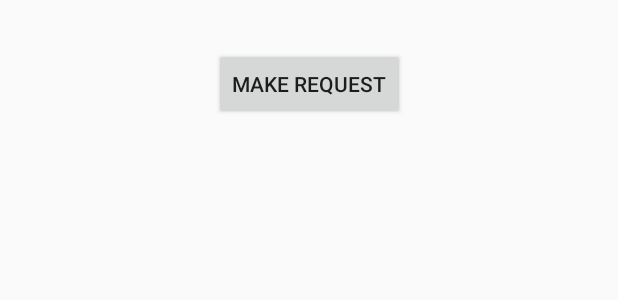
After one commit to anujkumargarg/MVVM-RxJava-Dagger-Kotlin-Sample, an Android app: the layout fragment_tc_blog.xml on its own in the app's theme, with its tools: preview values and no code run, on a phone screen of 412 x 824 dp. The commit adds this screen. Shown: the top 300 px of the screen. Run offline under Robolectric (Android 15) with nearby library versions, the phone set to English and light mode, and no system bars; network calls fail.

Commit message:
Temp code TC blog (Not tested)

```diff
--- a/app/src/main/java/com/tmdbclient/mvvm/Constants.kt
+++ b/app/src/main/java/com/tmdbclient/mvvm/Constants.kt
@@ -2,4 +2,5 @@ package com.tmdbclient.mvvm
 
 object Constants {
     const val BASE_URL = "https://api.themoviedb.org/3/"
+    const val TC_BLOG_BASE_URL = "https://truecaller.blog/"
 }
--- a/app/src/main/java/com/tmdbclient/mvvm/di/ActivityBuilderModule.kt
+++ b/app/src/main/java/com/tmdbclient/mvvm/di/ActivityBuilderModule.kt
@@ -1,6 +1,7 @@
 package com.tmdbclient.mvvm.di
 
 import com.tmdbclient.mvvm.view.PopularMoviesFragment
+import com.tmdbclient.mvvm.view.TCBlogFragment
 import dagger.Module
 import dagger.android.ContributesAndroidInjector
 
@@ -9,4 +10,7 @@ abstract class ActivityBuilderModule {
 
     @ContributesAndroidInjector
     abstract fun contributePopularMoviesFragment(): PopularMoviesFragment
+
+    @ContributesAndroidInjector
+    abstract fun contributeTCBlogFragment(): TCBlogFragment
 }
--- a/app/src/main/java/com/tmdbclient/mvvm/di/AppComponent.kt
+++ b/app/src/main/java/com/tmdbclient/mvvm/di/AppComponent.kt
@@ -3,6 +3,7 @@ package com.tmdbclient.mvvm.di
 import com.tmdbclient.mvvm.App
 import com.tmdbclient.mvvm.di.movies.MoviesModule
 import com.tmdbclient.mvvm.di.movies.MoviesViewModelModule
+import com.tmdbclient.mvvm.di.tcblog.TCBlogModule
 import dagger.BindsInstance
 import dagger.Component
 import dagger.android.AndroidInjector
@@ -11,7 +12,7 @@ import javax.inject.Singleton
 
 @Singleton
 @Component(
-    modules = [AndroidSupportInjectionModule::class, ActivityBuilderModule::class, AppModule::class, MoviesViewModelModule::class, MoviesModule::class]
+    modules = [AndroidSupportInjectionModule::class, ActivityBuilderModule::class, AppModule::class, MoviesViewModelModule::class, MoviesModule::class, TCBlogModule::class]
 )
 interface AppComponent: AndroidInjector<App>{
 
--- a/app/src/main/java/com/tmdbclient/mvvm/di/AppModule.kt
+++ b/app/src/main/java/com/tmdbclient/mvvm/di/AppModule.kt
@@ -5,6 +5,7 @@ import androidx.lifecycle.ViewModelProvider
 import androidx.room.Room
 import com.tmdbclient.mvvm.App
 import com.tmdbclient.mvvm.Constants.BASE_URL
+import com.tmdbclient.mvvm.Constants.TC_BLOG_BASE_URL
 import com.tmdbclient.mvvm.room.AppDatabase
 import dagger.Module
 import dagger.Provides
@@ -21,7 +22,7 @@ class AppModule {
     @Provides
     fun provideRetrofit(): Retrofit {
         return Retrofit.Builder()
-            .baseUrl(BASE_URL)
+            .baseUrl(TC_BLOG_BASE_URL)
             .addConverterFactory(GsonConverterFactory.create())
             .addCallAdapterFactory(RxJava2CallAdapterFactory.create())
             .build()
--- /dev/null
+++ b/app/src/main/res/layout/fragment_tc_blog.xml
@@ -0,0 +1,53 @@
+<?xml version="1.0" encoding="utf-8"?>
+<androidx.constraintlayout.widget.ConstraintLayout xmlns:android="http://schemas.android.com/apk/res/android"
+    android:layout_width="match_parent"
+    android:layout_height="match_parent"
+    xmlns:app="http://schemas.android.com/apk/res-auto">
+
+    <Button
+        android:id="@+id/requestButton"
+        android:layout_width="wrap_content"
+        android:layout_height="wrap_content"
+        android:text="Make Request"
+        android:layout_margin="32dp"
+        app:layout_constraintTop_toTopOf="parent"
+        app:layout_constraintStart_toStartOf="parent"
+        app:layout_constraintEnd_toEndOf="parent"
+        />
+    <TextView
+        android:id="@+id/tenthCharTextView"
+        android:layout_width="match_parent"
+        android:layout_height="wrap_content"
+        android:layout_margin="32dp"
+        android:gravity="start"
+        app:layout_constraintTop_toBottomOf="@id/requestButton"
+        app:layout_constraintStart_toStartOf="parent"
+        />
+
+    <TextView
+        android:id="@+id/eachTenthCharTextView"
+        android:layout_width="match_parent"
+        android:layout_height="wrap_content"
+        android:layout_margin="32dp"
+        android:gravity="start"
+        android:singleLine="false"
+        android:maxLines="6"
+        android:scrollbars="vertical"
+        app:layout_constraintTop_toBottomOf="@id/tenthCharTextView"
+        app:layout_constraintStart_toStartOf="parent"
+        />
+
+    <TextView
+        android:id="@+id/wordMapTextView"
+        android:layout_width="match_parent"
+        android:layout_height="wrap_content"
+        android:layout_margin="32dp"
+        android:gravity="start"
+        android:singleLine="false"
+        android:maxLines="6"
+        android:scrollbars="vertical"
+        app:layout_constraintTop_toBottomOf="@id/eachTenthCharTextView"
+        app:layout_constraintStart_toStartOf="parent"
+        />
+
+</androidx.constraintlayout.widget.ConstraintLayout>
```
Also changed, not shown: app/src/main/java/com/tmdbclient/mvvm/MainActivity.kt (+7 -1 lines), app/src/main/java/com/tmdbclient/mvvm/api/TCBlogApi.kt (added, +18 -0 lines), app/src/main/java/com/tmdbclient/mvvm/di/tcblog/TCBlogModule.kt (added, +26 -0 lines), app/src/main/java/com/tmdbclient/mvvm/repository/TCBlogRepository.kt (added, +16 -0 lines), app/src/main/java/com/tmdbclient/mvvm/view/TCBlogFragment.kt (added, +83 -0 lines), app/src/main/java/com/tmdbclient/mvvm/viewmodel/TCBlogViewModel.kt (added, +64 -0 lines).
